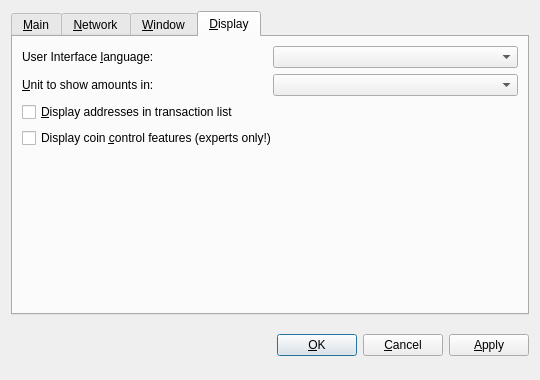
Old version of the form src/qt/forms/optionsdialog.ui in the repository NEETCOINTeam/NEETCOIN.
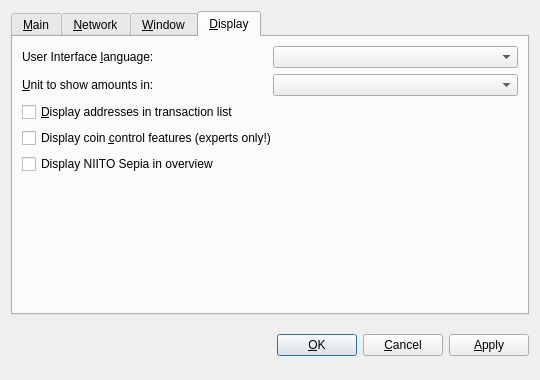
New version of the form. The open tabs and pages were chosen to show the change. Custom widgets are drawn as their Qt base class.

Commit message: QT: Add "Display NIITO Sepia in overview" checkbox

```diff
--- a/src/qt/forms/optionsdialog.ui
+++ b/src/qt/forms/optionsdialog.ui
@@ -389,6 +389,16 @@
          </property>
         </widget>
        </item>
+       <item>
+        <widget class="QCheckBox" name="displayBackgroundImage">
+         <property name="toolTip">
+          <string>Whether to show NIITO Sepia in overview or not.</string>
+         </property>
+         <property name="text">
+          <string>Display NIITO Sepia in overview</string>
+         </property>
+        </widget>
+       </item>
        <item>
         <spacer name="verticalSpacer_Display">
          <property name="orientation">
```
The commit also changes 8 other files.
